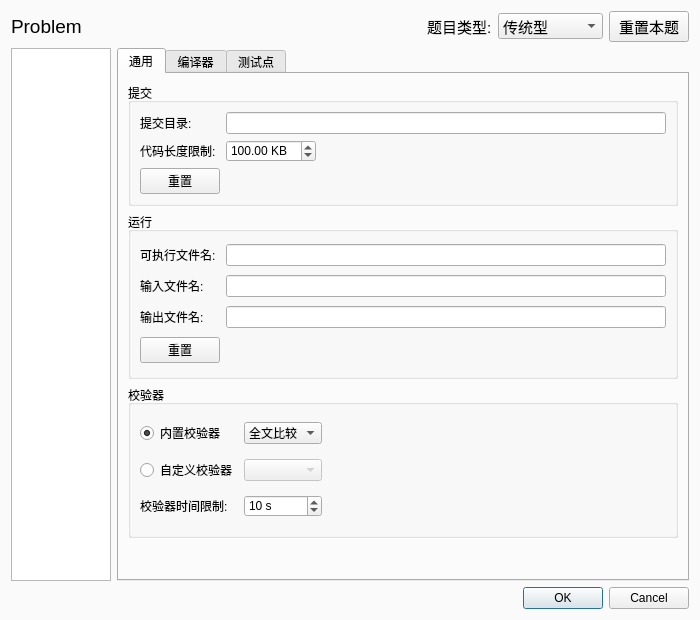
sxyzccr/CCR-Plus, file src/forms/advancedconfiguredialog.ui: the form before one commit.
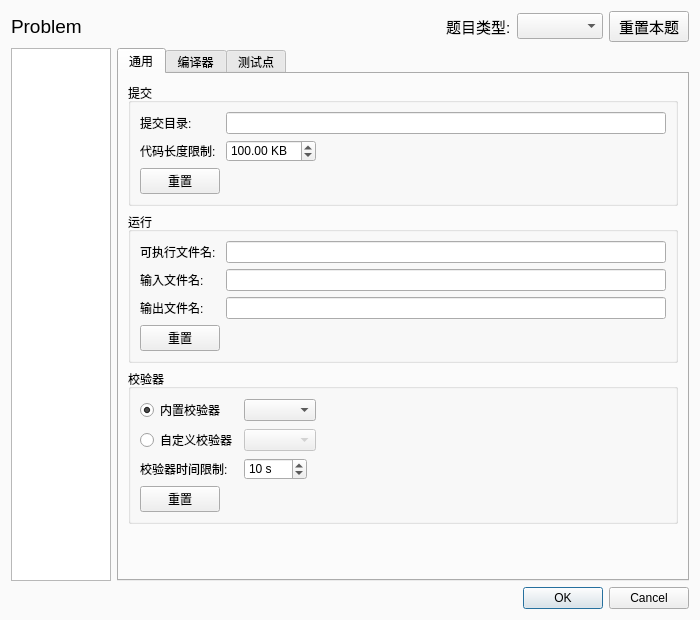
The form after the commit. The open tabs and pages were chosen to show the change.

```diff
--- a/src/forms/advancedconfiguredialog.ui
+++ b/src/forms/advancedconfiguredialog.ui
@@ -112,16 +112,6 @@
        <pointsize>11</pointsize>
       </font>
      </property>
-     <item>
-      <property name="text">
-       <string>传统型</string>
-      </property>
-     </item>
-     <item>
-      <property name="text">
-       <string>提交答案型</string>
-      </property>
-     </item>
     </widget>
    </item>
    <item row="0" column="0" colspan="5">
@@ -218,7 +208,7 @@
          <property name="minimumSize">
           <size>
            <width>0</width>
-           <height>167</height>
+           <height>133</height>
           </size>
          </property>
          <property name="title">
@@ -257,6 +247,12 @@
           </item>
           <item row="3" column="0">
            <widget class="QPushButton" name="pushButton_resetRun">
+            <property name="sizePolicy">
+             <sizepolicy hsizetype="Fixed" vsizetype="Fixed">
+              <horstretch>0</horstretch>
+              <verstretch>0</verstretch>
+             </sizepolicy>
+            </property>
             <property name="text">
              <string>重置</string>
             </property>
@@ -270,46 +266,27 @@
          <property name="minimumSize">
           <size>
            <width>0</width>
-           <height>153</height>
+           <height>133</height>
           </size>
          </property>
          <property name="title">
           <string>校验器</string>
          </property>
          <layout class="QGridLayout" name="gridLayout_5">
-          <item row="0" column="1">
-           <widget class="QComboBox" name="comboBox_internal">
-            <property name="sizePolicy">
-             <sizepolicy hsizetype="Minimum" vsizetype="Fixed">
-              <horstretch>0</horstretch>
-              <verstretch>0</verstretch>
-             </sizepolicy>
-            </property>
-            <item>
-             <property name="text">
-              <string>全文比较</string>
-             </property>
-            </item>
-           </widget>
-          </item>
-          <item row="0" column="0">
-           <widget class="QRadioButton" name="radioButton_internal">
-            <property name="text">
-             <string>内置校验器</string>
-            </property>
-            <property name="checked">
-             <bool>true</bool>
-            </property>
-           </widget>
-          </item>
           <item row="2" column="1">
            <widget class="QSpinBox" name="spinBox_checkerTimeLim">
             <property name="sizePolicy">
-             <sizepolicy hsizetype="Minimum" vsizetype="Fixed">
+             <sizepolicy hsizetype="Fixed" vsizetype="Fixed">
               <horstretch>0</horstretch>
               <verstretch>0</verstretch>
              </sizepolicy>
             </property>
+            <property name="minimumSize">
+             <size>
+              <width>0</width>
+              <height>20</height>
+             </size>
+            </property>
             <property name="suffix">
              <string> s</string>
             </property>
@@ -321,23 +298,36 @@
             </property>
            </widget>
           </item>
+          <item row="0" column="0">
+           <widget class="QRadioButton" name="radioButton_internal">
+            <property name="minimumSize">
+             <size>
+              <width>0</width>
+              <height>20</height>
+             </size>
+            </property>
+            <property name="text">
+             <string>内置校验器</string>
+            </property>
+            <property name="checked">
+             <bool>true</bool>
+            </property>
+           </widget>
+          </item>
+          <item row="0" column="1">
+           <widget class="QComboBox" name="comboBox_internal">
+            <property name="sizeAdjustPolicy">
+             <enum>QComboBox::AdjustToContents</enum>
+            </property>
+           </widget>
+          </item>
           <item row="1" column="1">
            <widget class="QComboBox" name="comboBox_custom">
             <property name="enabled">
              <bool>false</bool>
             </property>
-            <property name="sizePolicy">
-             <sizepolicy hsizetype="Minimum" vsizetype="Fixed">
-              <horstretch>0</horstretch>
-              <verstretch>0</verstretch>
-             </sizepolicy>
-            </property>
-           </widget>
-          </item>
-          <item row="1" column="0">
-           <widget class="QRadioButton" name="radioButton_custom">
-            <property name="text">
-             <string>自定义校验器</string>
+            <property name="sizeAdjustPolicy">
+             <enum>QComboBox::AdjustToContents</enum>
             </property>
            </widget>
           </item>
@@ -348,6 +338,19 @@
             </property>
            </widget>
           </item>
+          <item row="1" column="0">
+           <widget class="QRadioButton" name="radioButton_custom">
+            <property name="minimumSize">
+             <size>
+              <width>0</width>
+              <height>20</height>
+             </size>
+            </property>
+            <property name="text">
+             <string>自定义校验器</string>
+            </property>
+           </widget>
+          </item>
           <item row="0" column="2" rowspan="3">
            <spacer name="horizontalSpacer">
             <property name="orientation">
@@ -361,6 +364,19 @@
             </property>
            </spacer>
           </item>
+          <item row="3" column="0">
+           <widget class="QPushButton" name="pushButton_resetChecker">
+            <property name="sizePolicy">
+             <sizepolicy hsizetype="Fixed" vsizetype="Fixed">
+              <horstretch>0</horstretch>
+              <verstretch>0</verstretch>
+             </sizepolicy>
+            </property>
+            <property name="text">
+             <string>重置</string>
+            </property>
+           </widget>
+          </item>
          </layout>
         </widget>
        </item>
```
Left out of the diff: 60 changed lines with no effect on the pictures.
